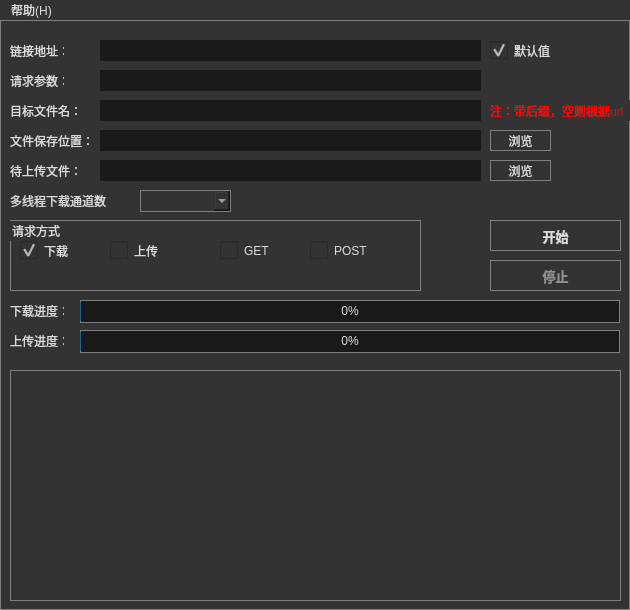
This is Sample/CURLTool/curltool.ui in VilasWang/HttpRequest-master as Qt 5 draws it before an edit. The edited form follows.
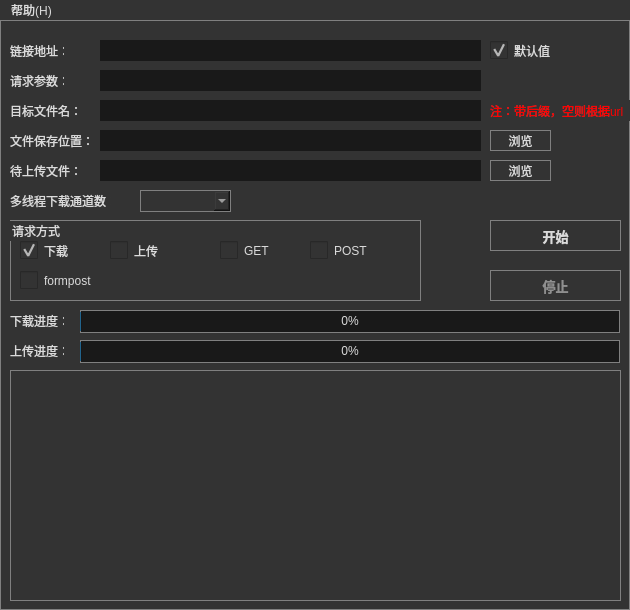
This is the edited form. Icons and pictures are not drawn.

Diff of the .ui file:
```diff
--- a/Sample/CURLTool/curltool.ui
+++ b/Sample/CURLTool/curltool.ui
@@ -45,7 +45,7 @@
     <property name="geometry">
      <rect>
       <x>80</x>
-      <y>310</y>
+      <y>320</y>
       <width>540</width>
       <height>23</height>
      </rect>
@@ -129,7 +129,7 @@
     <property name="geometry">
      <rect>
       <x>80</x>
-      <y>280</y>
+      <y>290</y>
       <width>540</width>
       <height>23</height>
      </rect>
@@ -145,7 +145,7 @@
     <property name="geometry">
      <rect>
       <x>10</x>
-      <y>310</y>
+      <y>320</y>
       <width>54</width>
       <height>21</height>
      </rect>
@@ -158,7 +158,7 @@
     <property name="geometry">
      <rect>
       <x>10</x>
-      <y>280</y>
+      <y>290</y>
       <width>54</width>
       <height>21</height>
      </rect>
@@ -174,7 +174,7 @@
     <property name="geometry">
      <rect>
       <x>490</x>
-      <y>240</y>
+      <y>250</y>
       <width>131</width>
       <height>31</height>
      </rect>
@@ -197,7 +197,7 @@
       <x>10</x>
       <y>200</y>
       <width>411</width>
-      <height>71</height>
+      <height>81</height>
      </rect>
     </property>
     <property name="title">
@@ -282,6 +282,25 @@
       </size>
      </property>
     </widget>
+    <widget class="QCheckBox" name="cb_formpost">
+     <property name="geometry">
+      <rect>
+       <x>10</x>
+       <y>50</y>
+       <width>91</width>
+       <height>21</height>
+      </rect>
+     </property>
+     <property name="text">
+      <string>formpost</string>
+     </property>
+     <property name="iconSize">
+      <size>
+       <width>18</width>
+       <height>18</height>
+      </size>
+     </property>
+    </widget>
    </widget>
    <widget class="QPushButton" name="btn_start">
     <property name="geometry">
```
